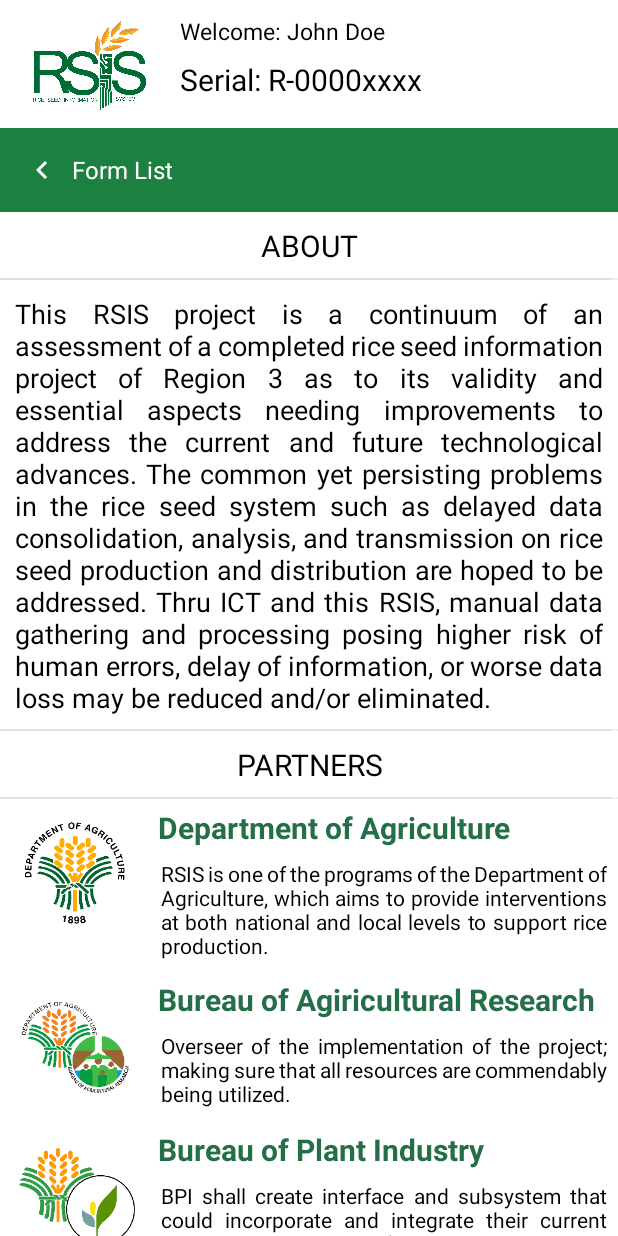
After one commit to FrncsRdrgz/growApp, an Android app: the AboutActivity screen opened directly, with no data from a screen before it, on a phone screen of 412 x 824 dp. The commit adds this screen. Run offline under Robolectric (Android 15) with nearby library versions, the phone set to English and light mode, and no system bars.

Commit message:
added aboutactivity

```diff
--- a/app/src/main/AndroidManifest.xml
+++ b/app/src/main/AndroidManifest.xml
@@ -17,6 +17,7 @@
         android:supportsRtl="true"
         android:theme="@style/AppTheme"
         android:usesCleartextTraffic="true">
+        <activity android:name=".AboutActivity"></activity>
         <activity android:name=".LoginActivity" />
         <activity android:name=".ScannerActivity" />
         <activity android:name=".EditSeedProductionActivity" />
--- /dev/null
+++ b/app/src/main/java/govph/rsis/growapp/AboutActivity.java
@@ -0,0 +1,14 @@
+package govph.rsis.growapp;
+
+import androidx.appcompat.app.AppCompatActivity;
+
+import android.os.Bundle;
+
+public class AboutActivity extends AppCompatActivity {
+
+    @Override
+    protected void onCreate(Bundle savedInstanceState) {
+        super.onCreate(savedInstanceState);
+        setContentView(R.layout.activity_about);
+    }
+}
--- a/app/src/main/java/govph/rsis/growapp/EditSeedProductionActivity.java
+++ b/app/src/main/java/govph/rsis/growapp/EditSeedProductionActivity.java
@@ -78,7 +78,7 @@ public class EditSeedProductionActivity extends AppCompatActivity implements Loc
     LocationListener locationListener;
     Toolbar toolbar;
     LinearLayout l10, l11;
-    TextView tvLatitude, tvLongitude, tvCancel,tvSave,tvAccredNo;
+    TextView tvLatitude, tvLongitude, tvCancel,tvSave,tvAccredNo,spTvWelcomeName;
     Button getLocationBtn,scanBtn;
     AutoCompleteTextView actVariety,actSeedClass, actSeedSource,actRiceProgram,actPreviousVariety;
     TextInputLayout tilVariety,tilSeedClass,tilSeedSource, tilRiceProgram,tilDatePlanted,tilAreaPlanted,tilSeedQuantity,tilSeedBedArea,tilSeedlingAge,tilSeedLotNo,tilLabNo,tilCooperative,tilBarangay;
@@ -125,10 +125,12 @@ public class EditSeedProductionActivity extends AppCompatActivity implements Loc
         getLocationBtn.setClickable(false);
         getLocationBtn.setBackgroundColor(Color.LTGRAY);
         //find view of text views
+        spTvWelcomeName = (TextView) findViewById(R.id.spTvWelcomeName);
+        spTvWelcomeName.setText("Welcome, "+ user.getFullname());
         tvCancel = (TextView) findViewById(R.id.tvCancel);
         tvSave = (TextView) findViewById(R.id.tvSave);
         tvAccredNo = (TextView) findViewById(R.id.tvAccreditationNo);
-        tvAccredNo.setText(user.getSerialNum());
+        tvAccredNo.setText("Serial: "+user.getSerialNum());
         tvLatitude = (TextView) findViewById(R.id.tvLatitude);
         tvLongitude = (TextView) findViewById(R.id.tvLongitude);
 
--- a/app/src/main/java/govph/rsis/growapp/HomeActivity.java
+++ b/app/src/main/java/govph/rsis/growapp/HomeActivity.java
@@ -539,14 +539,15 @@ public class HomeActivity extends AppCompatActivity {
                 intent = new Intent(this, SeedProductionDetailActivity.class);
                 startActivity(intent);
                 return true;
-
-
             case R.id.sentItemBtn:
                 intent = new Intent(this, SentItemActivity.class);
                 startActivity(intent);
                 return true;
+            case R.id.aboutBtn:
+                intent = new Intent(this, AboutActivity.class);
+                startActivity(intent);
+                return true;
             case R.id.logoutBtn:
-
                 logout();
             default:
                 // If we got here, the user's action was not recognized.
--- a/app/src/main/java/govph/rsis/growapp/SeedProductionDetailActivity.java
+++ b/app/src/main/java/govph/rsis/growapp/SeedProductionDetailActivity.java
@@ -631,12 +631,24 @@ public class SeedProductionDetailActivity extends AppCompatActivity implements L
         String accredno = user.getSerialNum();
         String latitude = tvLatitude.getText().toString();
         String longitude = tvLongitude.getText().toString();
-        String seedVariety = actVariety.getText().toString();
-        String seedSource = actSeedSource.getText().toString();
+        String seedVariety = "";
+        String seedSource = "";
         String otherSeedSource = "";
-        String seedClass = actSeedClass.getText().toString();
-        String riceProgram = actRiceProgram.getText().toString();
-
+        String seedClass = "";
+        String riceProgram = "";
+        if(actVariety.getText().equals("Others")){
+            seedVariety = actOtherVariety.getText().toString();
+            seedSource = actSeedSource.getText().toString();
+            otherSeedSource = "";
+            seedClass = actSeedClass.getText().toString();
+            riceProgram = actRiceProgram.getText().toString();
+        }else{
+            seedVariety = actVariety.getText().toString();
+            seedSource = tetSeedSource.getText().toString();
+            otherSeedSource = "";
+            seedClass = tetSeedClass.getText().toString();
+            riceProgram = tetRiceProgram.getText().toString();
+        }
         String areaPlanted = tetAreaPlanted.getText().toString();
         String seedQuantity = tetSeedQuantity.getText().toString();
         String seedbedArea = tetSeedBedArea.getText().toString();
--- /dev/null
+++ b/app/src/main/res/drawable/roundimage.xml
@@ -0,0 +1,11 @@
+<?xml version="1.0" encoding="utf-8"?>
+<shape xmlns:android="http://schemas.android.com/apk/res/android">
+    <solid android:color="#FFFF"/>
+    <size android:height="300dp"
+        android:width="300dp"/>
+    <padding android:top="2dp"
+        android:bottom="2dp"
+        android:right="2dp"
+        android:left="2dp"/>
+    <corners android:radius="300dp"/>
+</shape>
--- /dev/null
+++ b/app/src/main/res/layout/activity_about.xml
@@ -0,0 +1,275 @@
+<?xml version="1.0" encoding="utf-8"?>
+<RelativeLayout xmlns:android="http://schemas.android.com/apk/res/android"
+    xmlns:app="http://schemas.android.com/apk/res-auto"
+    xmlns:tools="http://schemas.android.com/tools"
+    android:layout_width="match_parent"
+    android:layout_height="match_parent"
+    tools:context=".AboutActivity">
+
+    <LinearLayout
+        android:layout_width="match_parent"
+        android:layout_height="wrap_content"
+        android:orientation="vertical"
+        android:id="@+id/linearAboutToolbar">
+        <LinearLayout
+            android:layout_width="match_parent"
+            android:layout_height="wrap_content"
+            android:background="#FFFF"
+            android:paddingBottom="5dp"
+            android:orientation="horizontal">
+
+            <ImageView
+                android:id="@+id/imageView3"
+                android:layout_width="120dp"
+                android:layout_height="80dp"
+                app:srcCompat="@drawable/rsisnew"
+                >
+            </ImageView>
+            <LinearLayout
+                android:layout_width="match_parent"
+                android:layout_height="match_parent"
+                android:orientation="vertical">
+                <TextView
+                    android:id="@+id/tvWelcomeName"
+                    style="@style/TextAppearance.Widget.AppCompat.Toolbar.Subtitle"
+                    android:layout_width="match_parent"
+                    android:layout_height="wrap_content"
+                    android:paddingTop="10dp"
+                    android:textSize="15sp"
+                    android:background="?attr/selectableItemBackground"
+                    android:drawablePadding="8dp"
+                    android:textColor="#000000"
+                    android:text="Welcome: John Doe"/>
+                <TextView
+                    android:id="@+id/tvWelcomeSerial"
+                    style="@style/TextAppearance.Widget.AppCompat.Toolbar.Subtitle"
+                    android:layout_width="match_parent"
+                    android:layout_height="wrap_content"
+                    android:paddingTop="8dp"
+                    android:textSize="20sp"
+                    android:background="?attr/selectableItemBackground"
+                    android:drawablePadding="8dp"
+                    android:textColor="#000000"
+                    android:text="Serial: R-0000xxxx"/>
+            </LinearLayout>
+        </LinearLayout>
+
+        <Toolbar
+            android:layout_width="match_parent"
+            android:layout_height="?attr/actionBarSize"
+            app:contentInsetLeft="0dp"
+            app:contentInsetStart="0dp"
+            app:contentInsetStartWithNavigation="0dp"
+            android:background="#1B8040">
+
+            <LinearLayout
+                android:layout_width="wrap_content"
+                android:layout_height="?attr/actionBarSize"
+                android:dividerPadding="8dp"
+                android:orientation="horizontal"
+                android:showDividers="end">
+                <TextView
+                    android:id="@+id/tvYourForms"
+                    style="@style/TextAppearance.Widget.AppCompat.Toolbar.Subtitle"
+                    android:layout_width="match_parent"
+                    android:layout_height="match_parent"
+                    android:background="?attr/selectableItemBackground"
+                    android:drawablePadding="8dp"
+                    android:gravity="center_vertical"
+                    android:paddingRight="16dp"
+                    android:textColor="#FFFF"
+                    android:drawableStart="@drawable/ic_baseline_navigate_before_white_24"
+                    android:text="Form List"/>
+            </LinearLayout>
+        </Toolbar>
+    </LinearLayout>
+    <ScrollView
+        android:layout_below="@id/linearAboutToolbar"
+        android:layout_width="wrap_content"
+        android:layout_height="match_parent">
+
+        <RelativeLayout
+            android:layout_width="match_parent"
+            android:layout_height="wrap_content">
+
+            <LinearLayout
+                android:id="@+id/linearAbout"
+                android:layout_width="match_parent"
+                android:layout_height="45dp"
+                android:orientation="vertical">
+
+                <TextView
+                    android:layout_width="match_parent"
+                    android:layout_height="match_parent"
+                    android:background="@drawable/borderlines"
+                    android:gravity="center"
+                    android:textSize="20sp"
+                    android:text="ABOUT"/>
+            </LinearLayout>
+
+            <LinearLayout
+                android:id="@+id/linearAbout1"
+                android:layout_width="match_parent"
+                android:layout_below="@id/linearAbout"
+                android:layout_height="wrap_content">
+
+                <TextView
+                    android:padding="10dp"
+                    android:textSize="18sp"
+                    android:layout_width="wrap_content"
+                    android:layout_height="wrap_content"
+                    android:justificationMode="inter_word"
+                    android:background="@drawable/borderlines"
+                    android:text="@string/about"/>
+            </LinearLayout>
+
+            <LinearLayout
+                android:layout_below="@id/linearAbout1"
+                android:id="@+id/linearPartners"
+                android:layout_width="match_parent"
+                android:layout_height="45dp"
+                android:orientation="vertical">
+
+                <TextView
+                    android:layout_width="match_parent"
+                    android:layout_height="match_parent"
+                    android:background="@drawable/borderlines"
+                    android:gravity="center"
+                    android:textSize="20sp"
+                    android:text="PARTNERS"/>
+            </LinearLayout>
+
+            <LinearLayout
+                android:layout_below="@id/linearPartners"
+                android:layout_width="match_parent"
+                android:layout_height="wrap_content"
+                android:id="@+id/linearDA"
+                android:orientation="horizontal">
+
+                <ImageView
+                    android:layout_width="100dp"
+                    android:layout_height="100dp"
+                    android:src="@drawable/da_logo"/>
+                <LinearLayout
+                    android:layout_width="match_parent"
+                    android:layout_height="wrap_content"
+                    android:orientation="vertical">
+                    <TextView
+                        android:paddingTop="5dp"
+                        android:paddingLeft="5dp"
+                        android:textStyle="bold"
+                        android:textColor="#246e48"
+                        android:textSize="20sp"
+                        android:layout_width="match_parent"
+                        android:layout_height="wrap_content"
+                        android:text="Department of Agriculture"/>
+                    <TextView
+                        android:layout_width="match_parent"
+                        android:layout_height="wrap_content"
+                        android:padding="7dp"
+                        android:justificationMode="inter_word"
+                        android:text="@string/da_text"/>
+                </LinearLayout>
+            </LinearLayout>
+
+            <LinearLayout
+                android:orientation="horizontal"
+                android:layout_width="match_parent"
+                android:layout_height="wrap_content"
+                android:layout_below="@id/linearDA"
+                android:id="@+id/linearDabar">
+                <ImageView
+                    android:layout_width="100dp"
+                    android:layout_height="100dp"
+                    android:src="@drawable/dabar"/>
+                <LinearLayout
+                    android:layout_width="match_parent"
+                    android:layout_height="wrap_content"
+                    android:orientation="vertical">
+                    <TextView
+                        android:paddingTop="5dp"
+                        android:paddingLeft="5dp"
+                        android:textStyle="bold"
+                        android:textColor="#246e48"
+                        android:textSize="20sp"
+                        android:layout_width="match_parent"
+                        android:layout_height="wrap_content"
+                        android:text="Bureau of Agiricultural Research"/>
+                    <TextView
+                        android:layout_width="match_parent"
+                        android:layout_height="wrap_content"
+                        android:padding="7dp"
+                        android:justificationMode="inter_word"
+                        android:text="@string/dabar_text"/>
+                </LinearLayout>
+            </LinearLayout>
+            <LinearLayout
+                android:layout_width="match_parent"
+                android:layout_height="wrap_content"
+                android:orientation="horizontal"
+                android:layout_below="@id/linearDabar"
+                android:id="@+id/linearBpi">
+
+                <ImageView
+                    android:layout_width="100dp"
+                    android:layout_height="100dp"
+                    android:src="@drawable/bpi"/>
+                <LinearLayout
+                    android:layout_width="match_parent"
+                    android:layout_height="wrap_content"
+                    android:orientation="vertical">
+                    <TextView
+                        android:paddingTop="5dp"
+                        android:paddingLeft="5dp"
+                        android:textStyle="bold"
+                        android:textColor="#246e48"
+                        android:textSize="20sp"
+                        android:layout_width="match_parent"
+                        android:layout_height="wrap_content"
+                        android:text="Bureau of Plant Industry"/>
+                    <TextView
+                        android:layout_width="match_parent"
+                        android:layout_height="wrap_content"
+                        android:padding="7dp"
+                        android:justificationMode="inter_word"
+                        android:text="@string/bpi_text"/>
+                </LinearLayout>
+            </LinearLayout>
+
+            <LinearLayout
+                android:layout_width="match_parent"
+                android:layout_height="wrap_content"
+                android:orientation="horizontal"
+                android:layout_below="@id/linearBpi"
+                android:id="@+id/linearPhilrice">
+
+                <ImageView
+                    android:layout_width="100dp"
+                    android:layout_height="100dp"
+                    android:src="@drawable/philrice"/>
+                <LinearLayout
+                    android:layout_width="match_parent"
+                    android:layout_height="wrap_content"
+                    android:orientation="vertical">
+                    <TextView
+                        android:paddingTop="5dp"
+                        android:paddingLeft="5dp"
+                        android:textStyle="bold"
+                        android:textColor="#246e48"
+                        android:textSize="20sp"
+                        android:layout_width="match_parent"
+                        android:layout_height="wrap_content"
+                        android:text="PhilRice"/>
+                    <TextView
+                        android:layout_width="match_parent"
+                        android:layout_height="wrap_content"
+                        android:padding="7dp"
+                        android:justificationMode="inter_word"
+                        android:text="@string/philrice_text"/>
+                </LinearLayout>
+            </LinearLayout>
+
+        </RelativeLayout>
+    </ScrollView>
+
+</RelativeLayout>
--- a/app/src/main/res/layout/activity_main.xml
+++ b/app/src/main/res/layout/activity_main.xml
@@ -4,12 +4,12 @@
     xmlns:tools="http://schemas.android.com/tools"
     android:layout_width="match_parent"
     android:layout_height="match_parent"
-    android:background="@color/cardview_light_background"
+    android:background="#FFFF"
     tools:context="govph.rsis.growapp.MainActivity">
 
     <ImageView
         android:id="@+id/imageView3"
-        android:layout_width="329dp"
+        android:layout_width="300dp"
         android:layout_height="327dp"
         android:layout_alignParentTop="true"
         android:layout_centerHorizontal="true"
--- a/app/src/main/res/values/strings.xml
+++ b/app/src/main/res/values/strings.xml
@@ -28,4 +28,27 @@
     <string name="previousCrop">Previous Crop Planted</string>
     <string name="previousVariety">Previous Variety Planted</string>
 
+    <string name="about">This RSIS project is a continuum of an assessment of a
+        completed rice seed information project of Region 3 as to its validity and essential aspects
+        needing improvements to address the current and future technological advances.
+        The common yet persisting problems in the rice seed system
+        such as delayed data consolidation, analysis, and transmission on rice seed production and distribution are hoped to be addressed.
+        Thru ICT and this RSIS, manual data gathering and processing posing higher risk of human errors, delay of information,
+        or worse data loss may be reduced and/or eliminated. </string>
+
+    <string name="da_text">RSIS is one of the programs of the Department of Agriculture,
+        which aims to provide interventions at both national and local levels to support rice production.</string>
+
+    <string name="dabar_text">Overseer of the implementation of the project; making sure that all resources are commendably being utilized. </string>
+
+    <string name="bpi_text">BPI shall create interface and subsystem that could incorporate and integrate their current business processes (application for seed certification;
+        preliminary and final inspection; seed analysis and tagging) in the system.
+        Also, the bureau shall capacitate its staff such as seed inspectors, data officers, seed analysts, among others in using the modules and the system.
+        The bureau with the help of SIs will also supervise the involvement of SPs in the system.</string>
+    <string name="philrice_text">
+        Generally, PhilRice shall design the system, and develop platforms that could gather field data (from seed production, monitoring to distribution).
+        These developed platforms will continuously be enhanced until such time that the system is ready for nationwide deployment.
+        The system shall be enhanced and redesigned (if necessary) based on the inputs and requirements of project partners and their sites during consultative meetings, FGDs, and pilot testing.
+        The institute together with other implementers are also responsible for the success of system deployment, operationalization and sustainability nationwide.
+    </string>
 </resources>
```
Also changed, not shown: app/src/main/res/drawable-xxhdpi/bpi.png (added), app/src/main/res/drawable-xxhdpi/da_logo.png (added), app/src/main/res/drawable-xxhdpi/dabar.png (added), app/src/main/res/drawable-xxhdpi/philrice.png (added), 257 other files.
